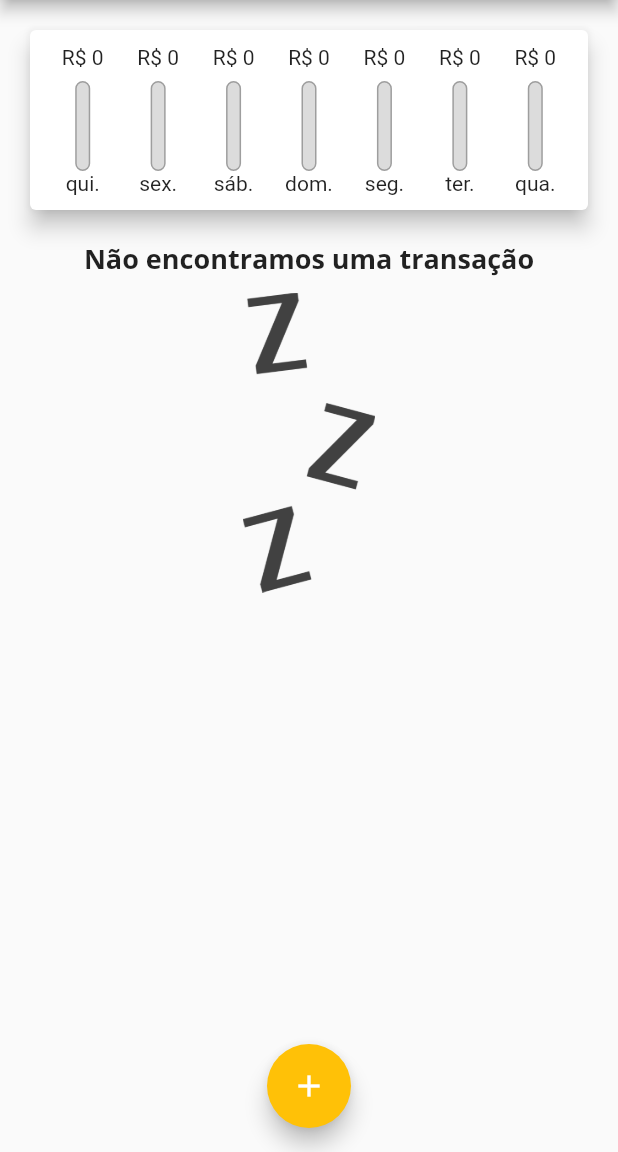
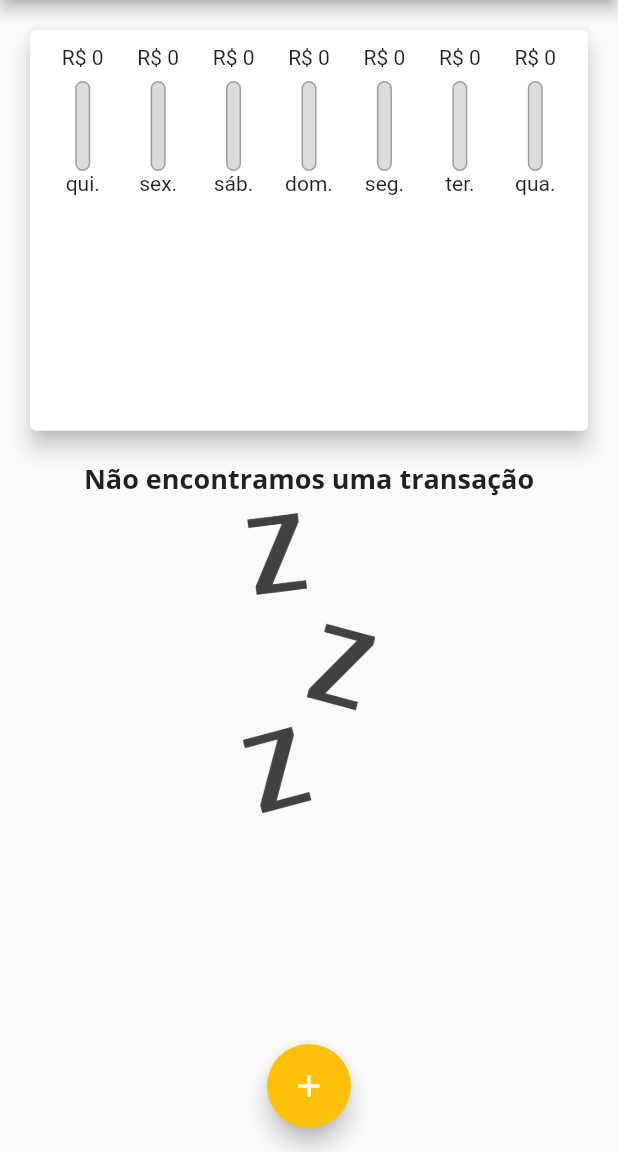
Before and after one commit to CelioHauck/personal_expenses_app, a Flutter app: the screen it shows after launch, on a phone screen of 412 x 824 dp, the part 84-1236 px from its top. Run offline on Flutter 3.47's test engine with Material 2 defaults, Android fonts, the phone set to English and light mode, and no system bars.

Commit message:
Testando e estudando MediaQuery

```diff
--- a/lib/main.dart
+++ b/lib/main.dart
@@ -112,8 +112,7 @@ class _MyHomePageState extends State<MyHomePage> {
 
   @override
   Widget build(BuildContext context) {
-    return Scaffold(
-      appBar: AppBar(
+    final appBar = AppBar(
       title: const Text('Personal Expenses'),
       actions: [
         IconButton(
@@ -121,19 +120,40 @@ class _MyHomePageState extends State<MyHomePage> {
           icon: const Icon(Icons.add),
         )
       ],
-      ),
+    );
+    return Scaffold(
+      appBar: appBar,
       body: SingleChildScrollView(
         child: Column(
           // mainAxisAlignment: MainAxisAlignment.spaceAround,
           crossAxisAlignment: CrossAxisAlignment.stretch,
           children: [
-            Chart(
+            SizedBox(
+              height: (MediaQuery.of(context).size.height -
+                      appBar.preferredSize.height -
+                      MediaQuery.of(context).padding.top) *
+                  0.4,
+              child: Chart(
                 transactions: _recentTransactions,
               ),
-            TransactionList(
+            ),
+            SizedBox(
+              height: (MediaQuery.of(context).size.height -
+                      appBar.preferredSize.height -
+                      MediaQuery.of(context).padding.top) *
+                  0.6,
+              child: TransactionList(
                 userTransactions: _userTransactions,
                 onRemove: _removeTransaction,
               ),
+            ),
+            // Chart(
+            //   transactions: _recentTransactions,
+            // ),
+            // TransactionList(
+            //   userTransactions: _userTransactions,
+            //   onRemove: _removeTransaction,
+            // ),
           ],
         ),
       ),
--- a/lib/widgets/transaction_list.dart
+++ b/lib/widgets/transaction_list.dart
@@ -15,9 +15,7 @@ class TransactionList extends StatelessWidget {
 
   @override
   Widget build(BuildContext context) {
-    return SizedBox(
-      height: 300,
-      child: _userTransactions.isEmpty
+    return _userTransactions.isEmpty
         ? Column(
             children: [
               Text(
@@ -40,8 +38,7 @@ class TransactionList extends StatelessWidget {
             itemBuilder: (ctx, index) {
               return Card(
                 elevation: 5,
-                  margin:
-                      const EdgeInsets.symmetric(vertical: 8, horizontal: 5),
+                margin: const EdgeInsets.symmetric(vertical: 8, horizontal: 5),
                 child: ListTile(
                   leading: CircleAvatar(
                     radius: 30,
@@ -113,7 +110,6 @@ class TransactionList extends StatelessWidget {
               // );
             },
             itemCount: _userTransactions.length,
-            ),
           );
   }
 }
```
Lines whose indentation alone changed are shown as unchanged.
